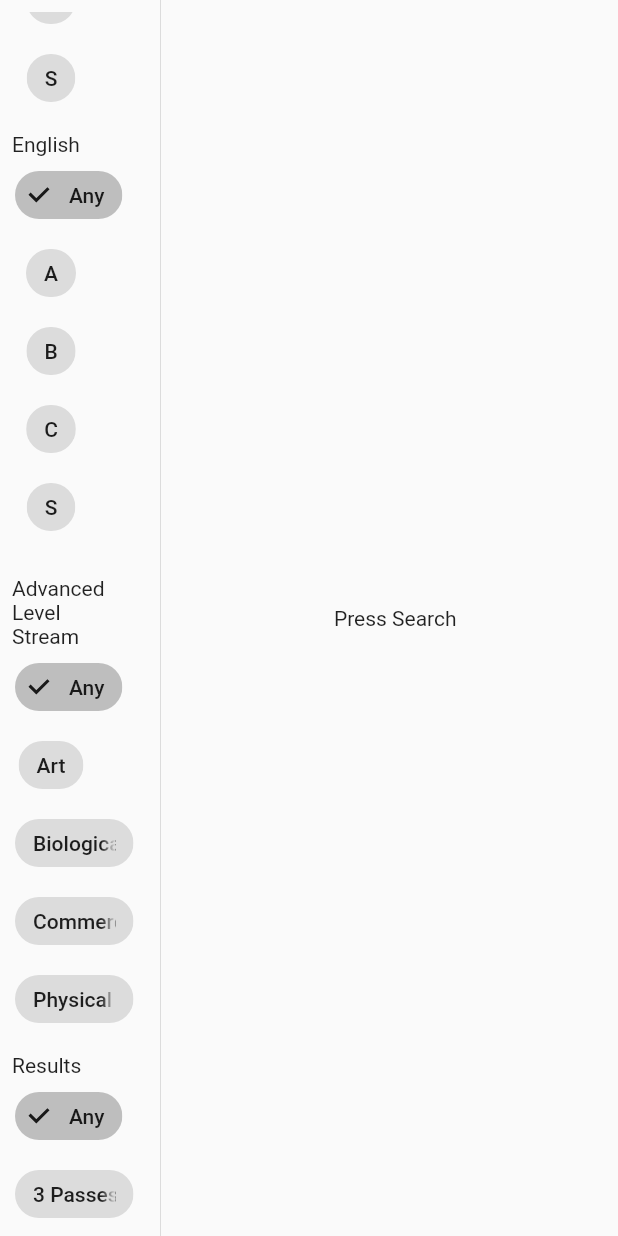
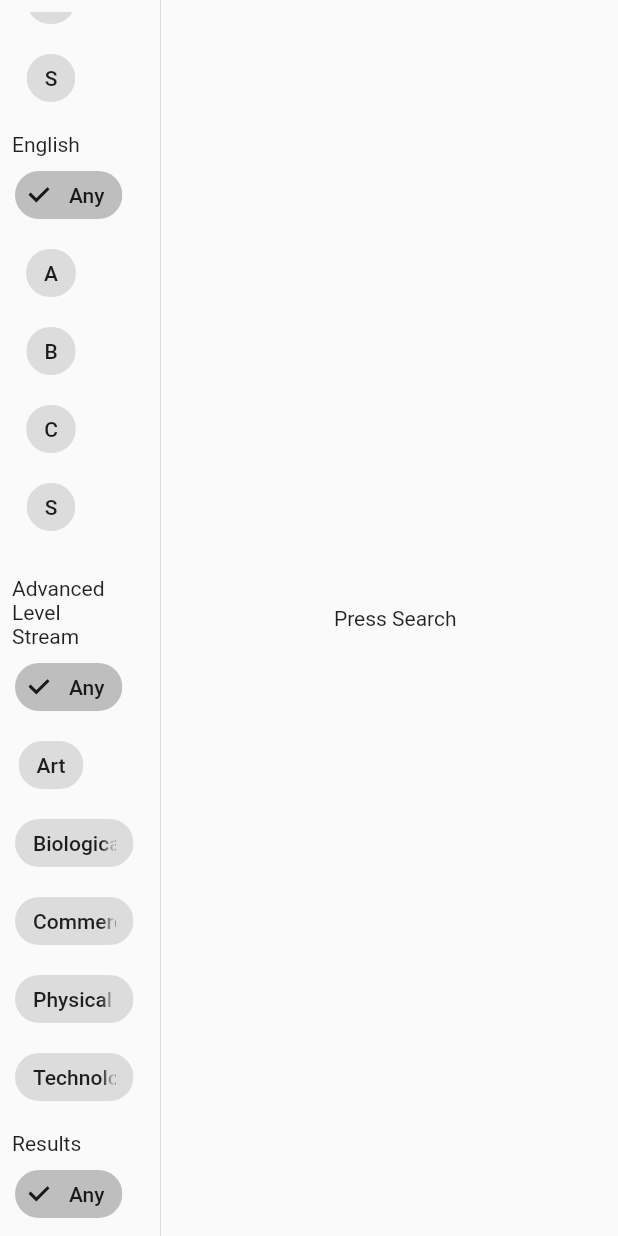
Before and after one commit to HasiruNMP/DotNet-WebAPI, a Flutter app: the Search screen opened directly, scrolled down 576 dp, on a phone screen of 412 x 824 dp. Run offline on Flutter 3.47's test engine with Material 2 defaults, Android fonts, the phone set to English and light mode, and no system bars; our stand-ins replace buttons_tabbar, cached_network_image, file_picker, geolocator, google_maps_flutter, group_button and 1 more; missing offline and left inert: dart:js, flutter_admin_scaffold, google_maps_flutter_web, latlng, map, twilio_phone_verify; accounts and stored records are empty; network calls fail; key blocks and very long unbroken strings in the code were emptied for the run.

Commit message:
Update search.dart

```diff
--- a/slbfe_website/lib/views/search.dart
+++ b/slbfe_website/lib/views/search.dart
@@ -18,11 +18,11 @@ class Search extends StatefulWidget {
 
 class _SearchState extends State<Search>{
 
-  List<String> alStreamList = ["Any", "Art", "Biological Science", "Commerce", "Physical Science",];
+  List<String> alStreamList = ["Any", "Art", "Biological Science", "Commerce", "Physical Science","Technology",];
   List<String> gradesList = ["Any", "A", "B", "C", "S",];
   List<String> alGradesList = ["Any", "3 Passes", "2 Passes", "1 Pass",];
   List<String> hEduList = ["Any", "Certificate", "Diploma", "Bachelor","Master","Doctor"];
-  List<String> hEduFieldList = ["Any", "Science", "Engineering", "Computer Science",];
+  List<String> hEduFieldList = ["Any", "Science", "Engineering", "Computer Science","Medical","Agriculture","Economics","Finance","Business",];
 
   String selOLScience = "Any";
   String selOLMaths = "Any";
```
